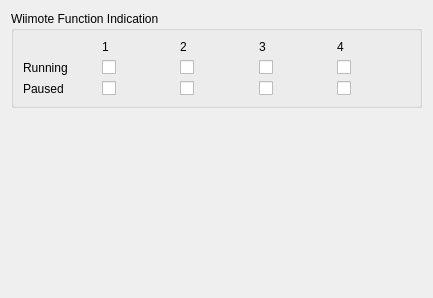
The window that src/qt_gui/wii_setup.ui (mavak/linux-track) describes before a commit, drawn with Qt 5.
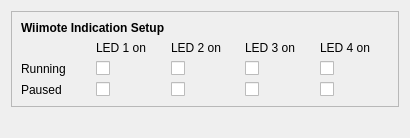
The same window after the commit.

Commit message: Added new dialogue for XPlane plugin installation. Mickey and wii_server aren't compiled when they shouldn't. Visually tweaked device setup dialogues. Fixed memory leak in the wine bridge client.

Diff of the .ui file:
```diff
--- a/src/qt_gui/wii_setup.ui
+++ b/src/qt_gui/wii_setup.ui
@@ -6,8 +6,8 @@
    <rect>
     <x>0</x>
     <y>0</y>
-    <width>433</width>
-    <height>298</height>
+    <width>410</width>
+    <height>138</height>
    </rect>
   </property>
   <property name="windowTitle">
@@ -15,11 +15,27 @@
   </property>
   <layout class="QVBoxLayout" name="verticalLayout_2">
    <item>
-    <widget class="QGroupBox" name="groupBox">
-     <property name="title">
-      <string>Wiimote Function Indication</string>
+    <widget class="QFrame" name="frame">
+     <property name="frameShape">
+      <enum>QFrame::StyledPanel</enum>
+     </property>
+     <property name="frameShadow">
+      <enum>QFrame::Raised</enum>
      </property>
      <layout class="QVBoxLayout" name="verticalLayout">
+      <item>
+       <widget class="QLabel" name="label">
+        <property name="font">
+         <font>
+          <weight>75</weight>
+          <bold>true</bold>
+         </font>
+        </property>
+        <property name="text">
+         <string>Wiimote Indication Setup</string>
+        </property>
+       </widget>
+      </item>
       <item>
        <layout class="QGridLayout" name="gridLayout">
         <item row="1" column="0">
@@ -101,7 +117,7 @@
            </sizepolicy>
           </property>
           <property name="text">
-           <string>1</string>
+           <string>LED 1 on</string>
           </property>
          </widget>
         </item>
@@ -114,7 +130,7 @@
            </sizepolicy>
           </property>
           <property name="text">
-           <string>2</string>
+           <string>LED 2 on</string>
           </property>
          </widget>
         </item>
@@ -127,7 +143,7 @@
            </sizepolicy>
           </property>
           <property name="text">
-           <string>3</string>
+           <string>LED 3 on</string>
           </property>
          </widget>
         </item>
@@ -140,7 +156,7 @@
            </sizepolicy>
           </property>
           <property name="text">
-           <string>4</string>
+           <string>LED 4 on</string>
           </property>
          </widget>
         </item>
```
The commit also changes 16 other files.
